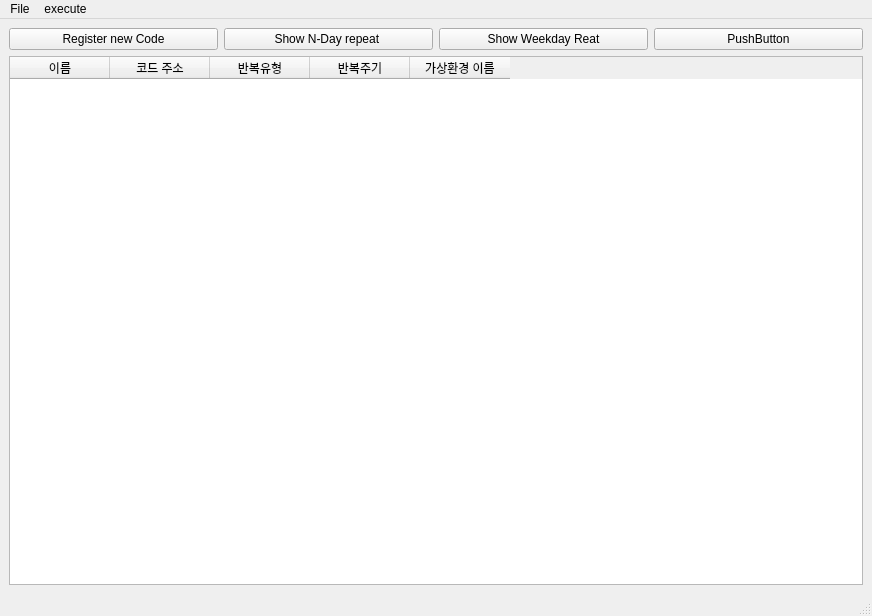
First picture: the form in pyqt.ui, repository anthem53/AutoActivityManager, before the edit.
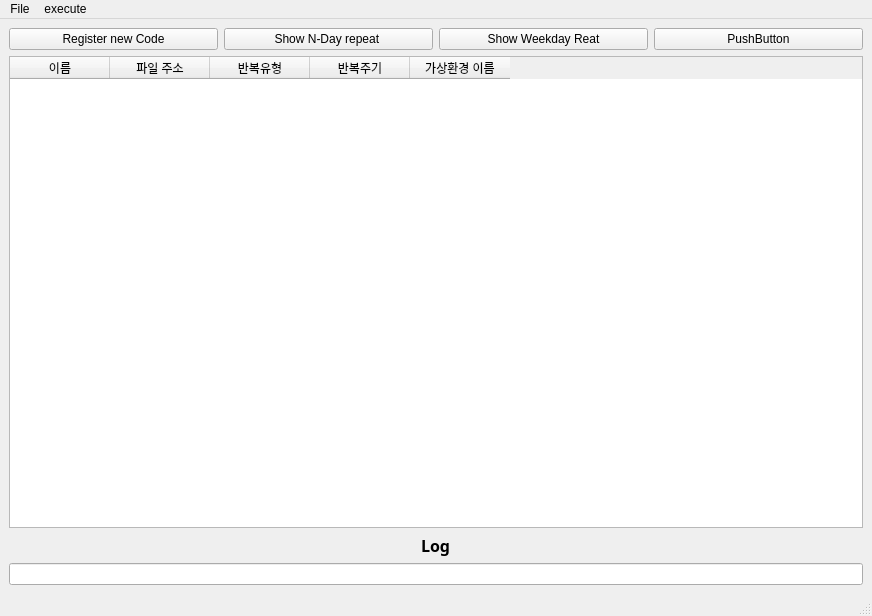
Second picture: the form after the edit.

```diff
--- a/pyqt.ui
+++ b/pyqt.ui
@@ -15,6 +15,21 @@
   </property>
   <widget class="QWidget" name="centralwidget">
    <layout class="QGridLayout" name="gridLayout_2">
+    <item row="2" column="0" alignment="Qt::AlignHCenter">
+     <widget class="QLabel" name="label">
+      <property name="font">
+       <font>
+        <family>나눔스퀘어라운드OTF ExtraBold</family>
+        <pointsize>12</pointsize>
+        <weight>75</weight>
+        <bold>true</bold>
+       </font>
+      </property>
+      <property name="text">
+       <string>Log</string>
+      </property>
+     </widget>
+    </item>
     <item row="0" column="0">
      <layout class="QGridLayout" name="gridLayout">
       <item row="0" column="1">
@@ -65,7 +80,7 @@
       </column>
       <column>
        <property name="text">
-        <string>코드 주소</string>
+        <string>파일 주소</string>
        </property>
       </column>
       <column>
@@ -85,6 +100,13 @@
       </column>
      </widget>
     </item>
+    <item row="3" column="0">
+     <widget class="QLineEdit" name="logText">
+      <property name="readOnly">
+       <bool>true</bool>
+      </property>
+     </widget>
+    </item>
    </layout>
   </widget>
   <widget class="QMenuBar" name="menubar">
```
Left out of the diff: 25 changed lines with no effect on the pictures.
